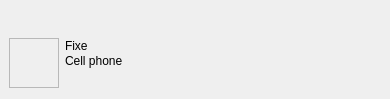
Above: wengophone/src/presentation/qt/contactlist/userWidget.ui from tkrotoff/WengoPhone before the change. Below: the same form after it.
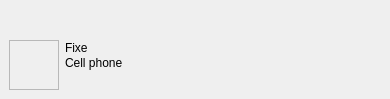
That is the form after the change. Icons and pictures are not drawn.

Commit message: Qt GUI: const getters added, dynamic QtUser sizeHint, status icons moved

Patch:
```diff
--- a/wengophone/src/presentation/qt/contactlist/userWidget.ui
+++ b/wengophone/src/presentation/qt/contactlist/userWidget.ui
@@ -33,12 +33,6 @@
        <height>21</height>
       </size>
      </property>
-     <property name="maximumSize" >
-      <size>
-       <width>16777215</width>
-       <height>21</height>
-      </size>
-     </property>
      <property name="frameShape" >
       <enum>QFrame::NoFrame</enum>
      </property>
```
Left out of the diff: 2 changed lines with no effect on the pictures. The commit also changes 18 other files.
